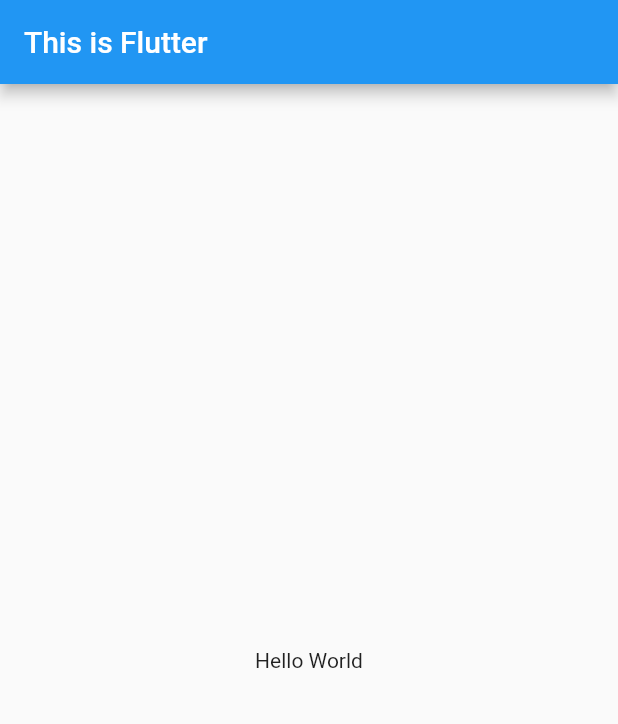
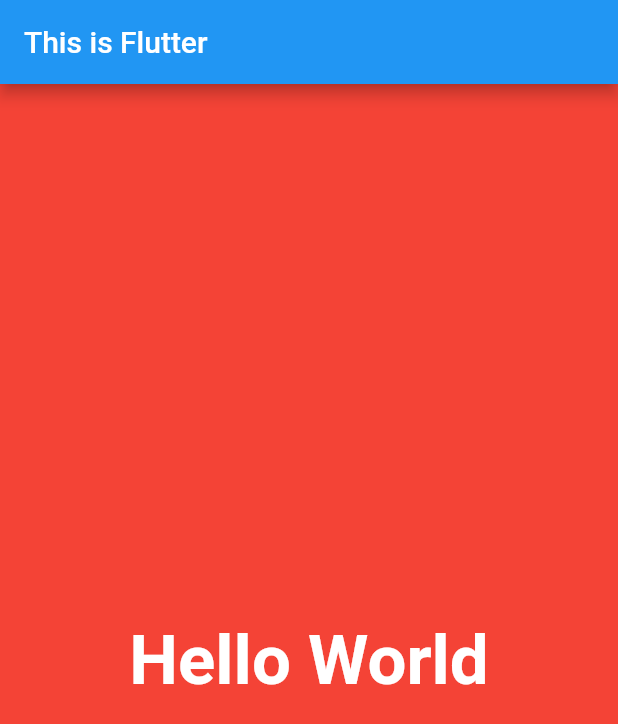
Before and after one commit to lightflutter/test_project_for_study, a Flutter app: the screen it shows after launch, on a phone screen of 412 x 824 dp. Shown: the top 724 px of the screen. Run offline on Flutter 3.47's test engine with Material 2 defaults, Android fonts, the phone set to English and light mode, and no system bars.

Commit message:
Fix: The change body color and body text font

```diff
--- a/lib/main.dart
+++ b/lib/main.dart
@@ -13,11 +13,17 @@ class MyApp extends StatelessWidget {
         primarySwatch:  Colors.blue,
       ),
       home: Scaffold(
+        backgroundColor: Colors.red,
         appBar: AppBar(
           title: const Text('This is Flutter'),
         ),
         body: const Center(
-          child: Text('Hello World'),
+          child: Text('Hello World',
+            style: TextStyle(
+              fontSize: 46,
+              fontWeight: FontWeight.bold,
+              color: Colors.white,
+            ),),
         ),
       ),
     );
```
